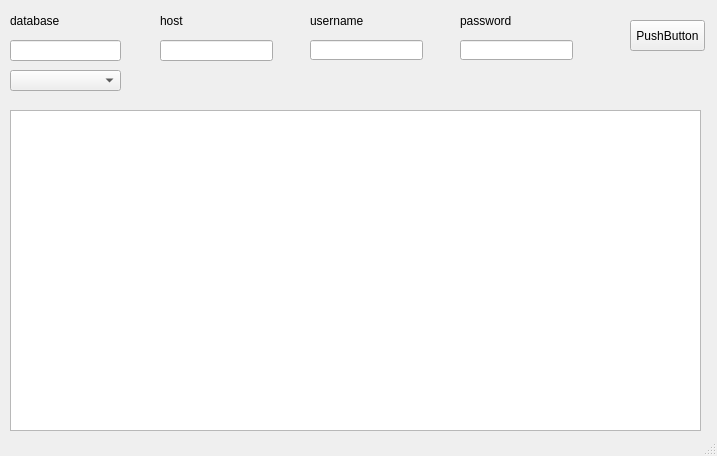
The window that desing/app.ui (FabricioLR/view_database_python) describes before a commit, drawn with Qt 5.
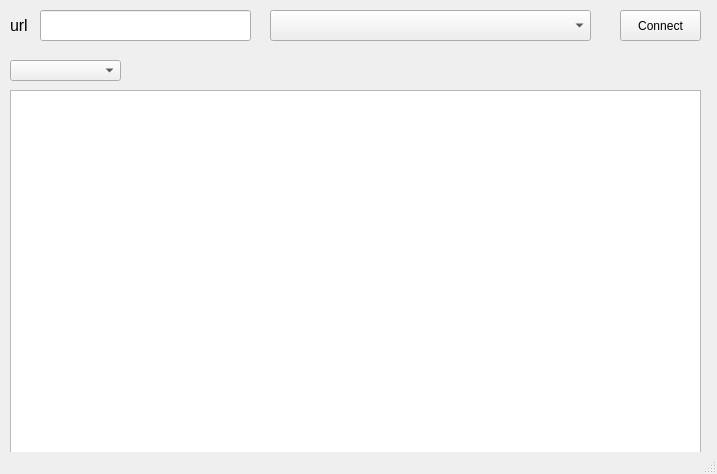
The same window after the commit.

```diff
--- a/desing/app.ui
+++ b/desing/app.ui
@@ -7,79 +7,33 @@
     <x>0</x>
     <y>0</y>
     <width>717</width>
-    <height>456</height>
+    <height>474</height>
    </rect>
   </property>
   <property name="windowTitle">
    <string>MainWindow</string>
   </property>
   <widget class="QWidget" name="centralwidget">
-   <widget class="QLineEdit" name="database">
-    <property name="enabled">
-     <bool>true</bool>
-    </property>
-    <property name="geometry">
-     <rect>
-      <x>10</x>
-      <y>40</y>
-      <width>111</width>
-      <height>21</height>
-     </rect>
-    </property>
-    <property name="text">
-     <string/>
-    </property>
-   </widget>
-   <widget class="QLineEdit" name="host">
-    <property name="geometry">
-     <rect>
-      <x>160</x>
-      <y>40</y>
-      <width>113</width>
-      <height>21</height>
-     </rect>
-    </property>
-   </widget>
-   <widget class="QLineEdit" name="username">
-    <property name="geometry">
-     <rect>
-      <x>310</x>
-      <y>40</y>
-      <width>113</width>
-      <height>20</height>
-     </rect>
-    </property>
-   </widget>
-   <widget class="QLineEdit" name="password">
-    <property name="geometry">
-     <rect>
-      <x>460</x>
-      <y>40</y>
-      <width>113</width>
-      <height>20</height>
-     </rect>
-    </property>
-   </widget>
    <widget class="QPushButton" name="connect">
     <property name="geometry">
      <rect>
-      <x>630</x>
-      <y>20</y>
-      <width>75</width>
+      <x>620</x>
+      <y>10</y>
+      <width>81</width>
       <height>31</height>
      </rect>
     </property>
     <property name="text">
-     <string>PushButton</string>
+     <string>Connect</string>
     </property>
    </widget>
    <widget class="QTableWidget" name="tableWidget">
     <property name="geometry">
      <rect>
       <x>10</x>
-      <y>110</y>
+      <y>90</y>
       <width>691</width>
-      <height>321</height>
+      <height>371</height>
      </rect>
     </property>
    </widget>
@@ -87,7 +41,7 @@
     <property name="geometry">
      <rect>
       <x>10</x>
-      <y>70</y>
+      <y>60</y>
       <width>111</width>
       <height>21</height>
      </rect>
@@ -98,51 +52,60 @@
      <rect>
       <x>10</x>
       <y>10</y>
-      <width>101</width>
-      <height>21</height>
+      <width>31</width>
+      <height>31</height>
      </rect>
     </property>
+    <property name="font">
+     <font>
+      <pointsize>12</pointsize>
+     </font>
+    </property>
     <property name="text">
-     <string>database</string>
+     <string>url</string>
     </property>
    </widget>
-   <widget class="QLabel" name="label_2">
+   <widget class="QLineEdit" name="url">
     <property name="geometry">
      <rect>
-      <x>160</x>
+      <x>40</x>
       <y>10</y>
-      <width>101</width>
-      <height>21</height>
+      <width>211</width>
+      <height>31</height>
      </rect>
     </property>
-    <property name="text">
-     <string>host</string>
+    <property name="font">
+     <font>
+      <pointsize>10</pointsize>
+     </font>
     </property>
-   </widget>
-   <widget class="QLabel" name="label_3">
-    <property name="geometry">
-     <rect>
-      <x>310</x>
-      <y>10</y>
-      <width>101</width>
-      <height>21</height>
-     </rect>
+    <property name="toolTip">
+     <string/>
     </property>
     <property name="text">
-     <string>username</string>
+     <string/>
     </property>
    </widget>
-   <widget class="QLabel" name="label_4">
+   <widget class="QComboBox" name="urls">
     <property name="geometry">
      <rect>
-      <x>460</x>
+      <x>270</x>
       <y>10</y>
-      <width>101</width>
-      <height>21</height>
+      <width>321</width>
+      <height>31</height>
      </rect>
     </property>
-    <property name="text">
-     <string>password</string>
+    <property name="cursor">
+     <cursorShape>PointingHandCursor</cursorShape>
+    </property>
+    <property name="editable">
+     <bool>false</bool>
+    </property>
+    <property name="currentText">
+     <string notr="true"/>
+    </property>
+    <property name="duplicatesEnabled">
+     <bool>false</bool>
     </property>
    </widget>
   </widget>
```
Left out of the diff: 15 changed lines with no effect on the pictures.
